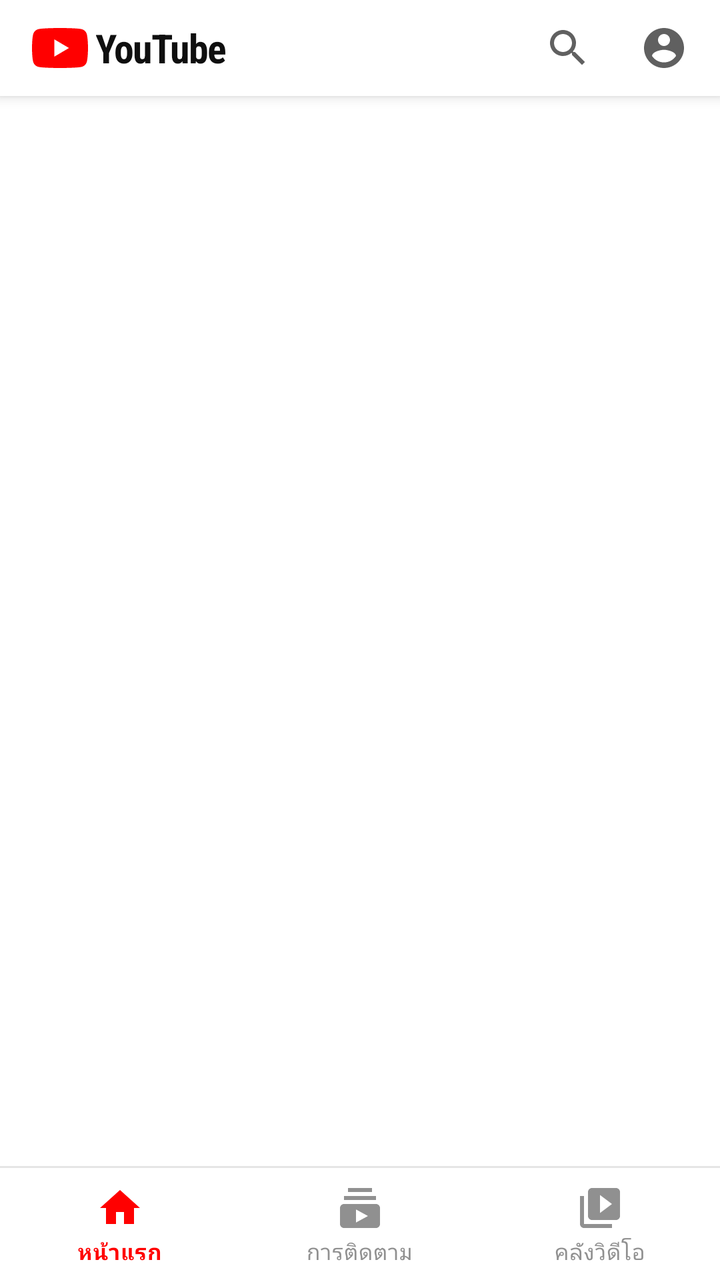
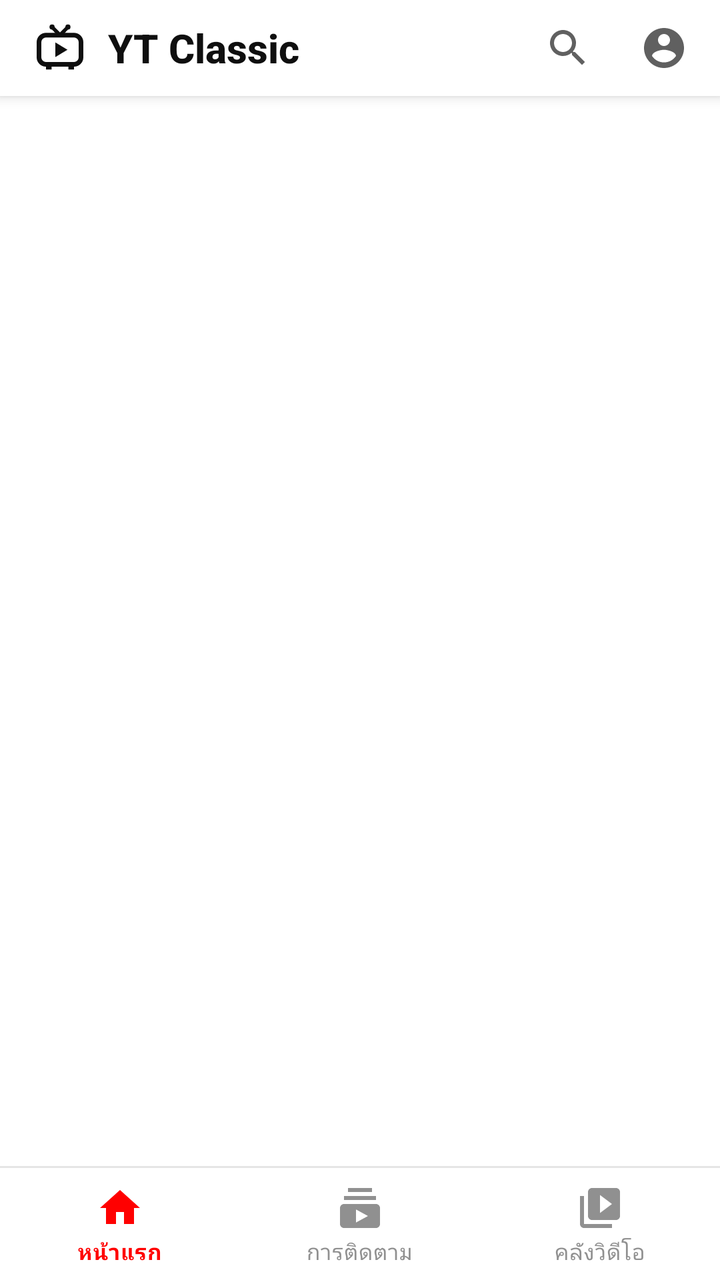

The first picture is an Android layout as it rendered before a commit; the second is the same layout after the commit. The layout source and the unified diff follow.
<!-- AndroidManifest.xml: application theme Theme.YTClassic -->
<!-- res/layout/activity_main.xml -->
<LinearLayout xmlns:android="http://schemas.android.com/apk/res/android" xmlns:app="http://schemas.android.com/apk/res-auto"
    android:id="@+id/root" android:layout_width="match_parent" android:layout_height="match_parent" android:orientation="vertical" android:background="@color/bg">
  <LinearLayout android:id="@+id/topBar" android:layout_width="match_parent" android:layout_height="48dp" android:orientation="horizontal"
      android:gravity="center_vertical" android:background="@color/bg" android:elevation="4dp" android:paddingStart="16dp" android:paddingEnd="4dp">
    <ImageView android:layout_width="28dp" android:layout_height="20dp" android:src="@drawable/ic_yt_logo" android:importantForAccessibility="no"/>
    <TextView android:id="@+id/logoText" android:layout_width="0dp" android:layout_weight="1" android:layout_height="wrap_content" android:layout_marginStart="4dp"
        android:text="YouTube" android:textColor="@color/text1" android:textSize="20sp" android:textStyle="bold" android:letterSpacing="-0.04" android:fontFamily="sans-serif-condensed"/>
    <ImageButton android:id="@+id/btnSearch" android:layout_width="48dp" android:layout_height="48dp" android:background="?attr/selectableItemBackgroundBorderless"
        android:src="@drawable/ic_search" android:contentDescription="@string/search"/>
    <ImageButton android:id="@+id/btnAccount" android:layout_width="48dp" android:layout_height="48dp" android:background="?attr/selectableItemBackgroundBorderless"
        android:src="@drawable/ic_account" android:contentDescription="@string/account"/>
  </LinearLayout>
  <FrameLayout android:id="@+id/container" android:layout_width="match_parent" android:layout_height="0dp" android:layout_weight="1"/>
  <LinearLayout android:id="@+id/miniBar" android:layout_width="match_parent" android:layout_height="56dp" android:orientation="horizontal" android:gravity="center_vertical"
      android:background="@color/surface" android:elevation="6dp" android:visibility="gone" android:clickable="true" android:focusable="true">
    <FrameLayout android:layout_width="100dp" android:layout_height="match_parent" android:background="#000000">
      <com.google.android.exoplayer2.ui.StyledPlayerView android:id="@+id/miniPlayer" android:layout_width="match_parent" android:layout_height="match_parent"
          app:use_controller="false" app:resize_mode="zoom" app:surface_type="texture_view" app:shutter_background_color="#000000"/>
      <ImageView android:id="@+id/miniThumb" android:layout_width="match_parent" android:layout_height="match_parent" android:scaleType="centerCrop" android:importantForAccessibility="no"/>
    </FrameLayout>
    <LinearLayout android:layout_width="0dp" android:layout_weight="1" android:layout_height="wrap_content" android:orientation="vertical" android:paddingStart="12dp" android:paddingEnd="4dp">
      <TextView android:id="@+id/miniTitle" android:layout_width="match_parent" android:layout_height="wrap_content" android:maxLines="1" android:ellipsize="end" android:textColor="@color/text1" android:textSize="14sp"/>
      <TextView android:id="@+id/miniChannel" android:layout_width="match_parent" android:layout_height="wrap_content" android:maxLines="1" android:ellipsize="end" android:textColor="@color/text2" android:textSize="12sp"/>
    </LinearLayout>
    <ImageButton android:id="@+id/miniPlay" android:layout_width="48dp" android:layout_height="48dp" android:background="?attr/selectableItemBackgroundBorderless" android:src="@drawable/ic_pause" android:contentDescription="เล่นหรือหยุดชั่วคราว"/>
    <ImageButton android:id="@+id/miniClose" android:layout_width="48dp" android:layout_height="48dp" android:background="?attr/selectableItemBackgroundBorderless" android:src="@drawable/ic_close" android:contentDescription="ปิด"/>
  </LinearLayout>
  <ProgressBar android:id="@+id/miniProgress" style="?android:attr/progressBarStyleHorizontal" android:layout_width="match_parent" android:layout_height="2dp"
      android:progressTint="#FF0000" android:progressBackgroundTint="@color/divider" android:max="1000" android:visibility="gone"/>
  <View android:layout_width="match_parent" android:layout_height="1dp" android:background="@color/divider"/>
  <com.google.android.material.bottomnavigation.BottomNavigationView android:id="@+id/bottomNav"
      android:layout_width="match_parent" android:layout_height="56dp" android:background="@color/bg"
      app:menu="@menu/bottom_nav" app:itemIconTint="@color/nav_tint" app:itemTextColor="@color/nav_tint"
      app:labelVisibilityMode="labeled" app:elevation="0dp" app:itemTextAppearanceActive="@style/NavText" app:itemTextAppearanceInactive="@style/NavText"/>
</LinearLayout>
<!-- resources referenced by this layout -->
<resources>
  <color name="bg">#FFFFFF</color>
  <color name="divider">#E5E5E5</color>
  <color name="surface">#FFFFFF</color>
  <color name="text1">#0F0F0F</color>
  <color name="text2">#606060</color>
  <!-- drawable ic_account (drawable) -->
  <vector xmlns:android="http://schemas.android.com/apk/res/android" android:width="24dp" android:height="24dp" android:viewportWidth="24" android:viewportHeight="24" android:tint="?attr/colorControlNormal">
    <path android:fillColor="@android:color/white" android:pathData="M12,2C6.48,2 2,6.48 2,12s4.48,10 10,10 10,-4.48 10,-10S17.52,2 12,2zM12,5c1.66,0 3,1.34 3,3s-1.34,3 -3,3 -3,-1.34 -3,-3 1.34,-3 3,-3zM12,19.2c-2.5,0 -4.71,-1.28 -6,-3.22 0.03,-1.99 4,-3.08 6,-3.08 1.99,0 5.97,1.09 6,3.08 -1.29,1.94 -3.5,3.22 -6,3.22z"/>
  </vector>
  <!-- drawable ic_close (drawable) -->
  <vector xmlns:android="http://schemas.android.com/apk/res/android" android:width="24dp" android:height="24dp" android:viewportWidth="24" android:viewportHeight="24" android:tint="?attr/colorControlNormal">
    <path android:fillColor="@android:color/white" android:pathData="M19,6.41L17.59,5 12,10.59 6.41,5 5,6.41 10.59,12 5,17.59 6.41,19 12,13.41 17.59,19 19,17.59 13.41,12z"/>
  </vector>
  <!-- drawable ic_pause (drawable) -->
  <vector xmlns:android="http://schemas.android.com/apk/res/android" android:width="24dp" android:height="24dp" android:viewportWidth="24" android:viewportHeight="24" android:tint="?attr/colorControlNormal">
    <path android:fillColor="@android:color/white" android:pathData="M6,19h4L10,5L6,5v14zM14,5v14h4L18,5h-4z"/>
  </vector>
  <!-- drawable ic_search (drawable) -->
  <vector xmlns:android="http://schemas.android.com/apk/res/android" android:width="24dp" android:height="24dp" android:viewportWidth="24" android:viewportHeight="24" android:tint="?attr/colorControlNormal">
    <path android:fillColor="@android:color/white" android:pathData="M15.5,14h-0.79l-0.28,-0.27C15.41,12.59 16,11.11 16,9.5 16,5.91 13.09,3 9.5,3S3,5.91 3,9.5 5.91,16 9.5,16c1.61,0 3.09,-0.59 4.23,-1.57l0.27,0.28v0.79l5,4.99L20.49,19l-4.99,-5zM9.5,14C7.01,14 5,11.990 5,9.5S7.01,5 9.5,5 14,7.01 14,9.5 11.99,14 9.5,14z"/>
  </vector>
  <!-- drawable ic_yt_logo (drawable) -->
  <vector xmlns:android="http://schemas.android.com/apk/res/android" android:width="28dp" android:height="20dp" android:viewportWidth="28" android:viewportHeight="20">
    <path android:fillColor="#FF0000" android:pathData="M27.4,3.1C27.1,1.9 26.1,0.9 24.9,0.6 22.7,0 14,0 14,0S5.3,0 3.1,0.6C1.9,0.9 0.9,1.9 0.6,3.1 0,5.3 0,10 0,10s0,4.7 0.6,6.9c0.3,1.2 1.3,2.2 2.5,2.5C5.3,20 14,20 14,20s8.7,0 10.9,-0.6c1.2,-0.3 2.2,-1.3 2.5,-2.5C28,14.7 28,10 28,10S28,5.3 27.4,3.1z"/>
    <path android:fillColor="#FFFFFF" android:pathData="M11.2,14.3l7.3,-4.3 -7.3,-4.3z"/>
  </vector>
  <string name="account">บัญชี</string>
  <string name="search">ค้นหา</string>
  <style name="NavText" parent="TextAppearance.MaterialComponents.Caption"><item name="android:textSize">11sp</item></style>
  <color name="placeholder">#E0E0E0</color>
  <color name="icon">#606060</color>
  <!-- unchanged entries left out for length: 1 -->
</resources>

<!-- the commit's change to res/layout/activity_main.xml (unified diff, before → after) -->
@@ -2,17 +2,18 @@
     android:id="@+id/root" android:layout_width="match_parent" android:layout_height="match_parent" android:orientation="vertical" android:background="@color/bg">
   <LinearLayout android:id="@+id/topBar" android:layout_width="match_parent" android:layout_height="48dp" android:orientation="horizontal"
       android:gravity="center_vertical" android:background="@color/bg" android:elevation="4dp" android:paddingStart="16dp" android:paddingEnd="4dp">
-    <ImageView android:layout_width="28dp" android:layout_height="20dp" android:src="@drawable/ic_yt_logo" android:importantForAccessibility="no"/>
-    <TextView android:id="@+id/logoText" android:layout_width="0dp" android:layout_weight="1" android:layout_height="wrap_content" android:layout_marginStart="4dp"
-        android:text="YouTube" android:textColor="@color/text1" android:textSize="20sp" android:textStyle="bold" android:letterSpacing="-0.04" android:fontFamily="sans-serif-condensed"/>
+    <ImageView android:layout_width="28dp" android:layout_height="28dp" android:src="@drawable/ic_tv_logo" android:importantForAccessibility="no"/>
+    <TextView android:id="@+id/logoText" android:layout_width="0dp" android:layout_weight="1" android:layout_height="wrap_content" android:layout_marginStart="10dp"
+        android:text="YT Classic" android:textColor="@color/text1" android:textSize="20sp" android:textStyle="bold" android:fontFamily="sans-serif-medium"/>
     <ImageButton android:id="@+id/btnSearch" android:layout_width="48dp" android:layout_height="48dp" android:background="?attr/selectableItemBackgroundBorderless"
         android:src="@drawable/ic_search" android:contentDescription="@string/search"/>
     <ImageButton android:id="@+id/btnAccount" android:layout_width="48dp" android:layout_height="48dp" android:background="?attr/selectableItemBackgroundBorderless"
         android:src="@drawable/ic_account" android:contentDescription="@string/account"/>
   </LinearLayout>
   <FrameLayout android:id="@+id/container" android:layout_width="match_parent" android:layout_height="0dp" android:layout_weight="1"/>
-  <LinearLayout android:id="@+id/miniBar" android:layout_width="match_parent" android:layout_height="56dp" android:orientation="horizontal" android:gravity="center_vertical"
-      android:background="@color/surface" android:elevation="6dp" android:visibility="gone" android:clickable="true" android:focusable="true">
+  <com.bear.ytclassic.DragFrame android:id="@+id/miniBar" android:layout_width="match_parent" android:layout_height="56dp"
+      android:background="@color/surface" android:elevation="6dp" android:visibility="gone" android:focusable="true">
+  <LinearLayout android:layout_width="match_parent" android:layout_height="match_parent" android:orientation="horizontal" android:gravity="center_vertical">
     <FrameLayout android:layout_width="100dp" android:layout_height="match_parent" android:background="#000000">
       <com.google.android.exoplayer2.ui.StyledPlayerView android:id="@+id/miniPlayer" android:layout_width="match_parent" android:layout_height="match_parent"
           app:use_controller="false" app:resize_mode="zoom" app:surface_type="texture_view" app:shutter_background_color="#000000"/>
@@ -25,6 +26,7 @@
     <ImageButton android:id="@+id/miniPlay" android:layout_width="48dp" android:layout_height="48dp" android:background="?attr/selectableItemBackgroundBorderless" android:src="@drawable/ic_pause" android:contentDescription="เล่นหรือหยุดชั่วคราว"/>
     <ImageButton android:id="@+id/miniClose" android:layout_width="48dp" android:layout_height="48dp" android:background="?attr/selectableItemBackgroundBorderless" android:src="@drawable/ic_close" android:contentDescription="ปิด"/>
   </LinearLayout>
+  </com.bear.ytclassic.DragFrame>
   <ProgressBar android:id="@+id/miniProgress" style="?android:attr/progressBarStyleHorizontal" android:layout_width="match_parent" android:layout_height="2dp"
       android:progressTint="#FF0000" android:progressBackgroundTint="@color/divider" android:max="1000" android:visibility="gone"/>
   <View android:layout_width="match_parent" android:layout_height="1dp" android:background="@color/divider"/>
<!-- resource entries referenced after the edit -->
@@ -21,10 +21,13 @@
   <vector xmlns:android="http://schemas.android.com/apk/res/android" android:width="24dp" android:height="24dp" android:viewportWidth="24" android:viewportHeight="24" android:tint="?attr/colorControlNormal">
     <path android:fillColor="@android:color/white" android:pathData="M15.5,14h-0.79l-0.28,-0.27C15.41,12.59 16,11.11 16,9.5 16,5.91 13.09,3 9.5,3S3,5.91 3,9.5 5.91,16 9.5,16c1.61,0 3.09,-0.59 4.23,-1.57l0.27,0.28v0.79l5,4.99L20.49,19l-4.99,-5zM9.5,14C7.01,14 5,11.990 5,9.5S7.01,5 9.5,5 14,7.01 14,9.5 11.99,14 9.5,14z"/>
   </vector>
-  <!-- drawable ic_yt_logo (drawable) -->
-  <vector xmlns:android="http://schemas.android.com/apk/res/android" android:width="28dp" android:height="20dp" android:viewportWidth="28" android:viewportHeight="20">
-    <path android:fillColor="#FF0000" android:pathData="M27.4,3.1C27.1,1.9 26.1,0.9 24.9,0.6 22.7,0 14,0 14,0S5.3,0 3.1,0.6C1.9,0.9 0.9,1.9 0.6,3.1 0,5.3 0,10 0,10s0,4.7 0.6,6.9c0.3,1.2 1.3,2.2 2.5,2.5C5.3,20 14,20 14,20s8.7,0 10.9,-0.6c1.2,-0.3 2.2,-1.3 2.5,-2.5C28,14.7 28,10 28,10S28,5.3 27.4,3.1z"/>
-    <path android:fillColor="#FFFFFF" android:pathData="M11.2,14.3l7.3,-4.3 -7.3,-4.3z"/>
+  <!-- drawable ic_tv_logo (drawable) -->
+  <vector xmlns:android="http://schemas.android.com/apk/res/android" android:width="28dp" android:height="28dp" android:viewportWidth="24" android:viewportHeight="24">
+    <path android:strokeColor="@color/text1" android:strokeWidth="1.6" android:strokeLineCap="round" android:pathData="M12,6.5L8.6,3M12,6.5L15.4,3"/>
+    <path android:fillColor="@color/text1" android:pathData="M8.6,3m-1.1,0a1.1,1.1 0,1 1,2.2 0a1.1,1.1 0,1 1,-2.2 0M15.4,3m-1.1,0a1.1,1.1 0,1 1,2.2 0a1.1,1.1 0,1 1,-2.2 0"/>
+    <path android:strokeColor="@color/text1" android:strokeWidth="2" android:pathData="M6,6.5L18,6.5A3,3 0,0 1,21 9.5L21,16A3,3 0,0 1,18 19L6,19A3,3 0,0 1,3 16L3,9.5A3,3 0,0 1,6 6.5Z"/>
+    <path android:fillColor="@color/text1" android:pathData="M10,9.6L10,15.9L15.2,12.75Z"/>
+    <path android:fillColor="@color/text1" android:pathData="M6,19h2.4v2.2h-2.4zM15.6,19h2.4v2.2h-2.4z"/>
   </vector>
   <string name="account">บัญชี</string>
   <string name="search">ค้นหา</string>
